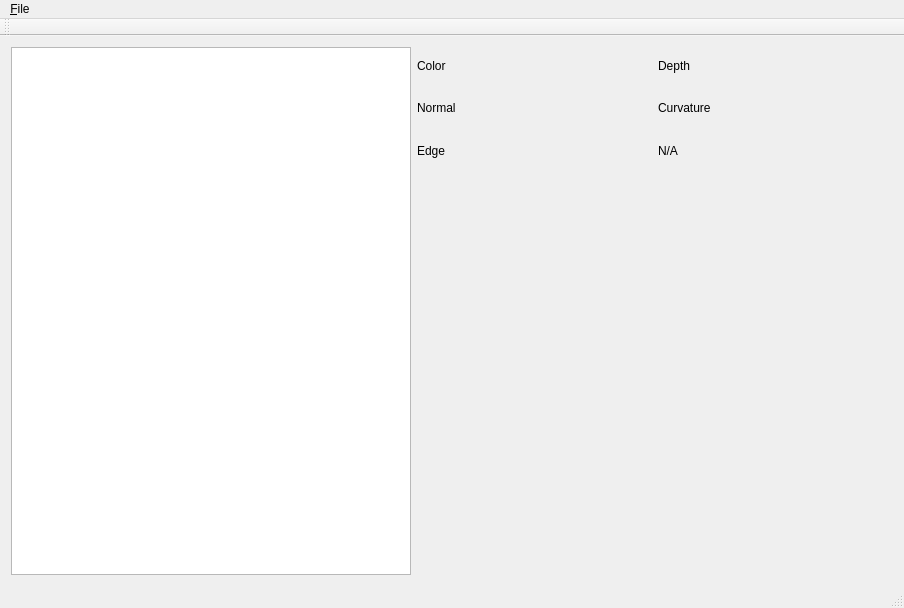
Above: dc_viewer/dc_viewer.ui from gulimujyujyu/xlzhuathku before the change. Below: the same form after it.
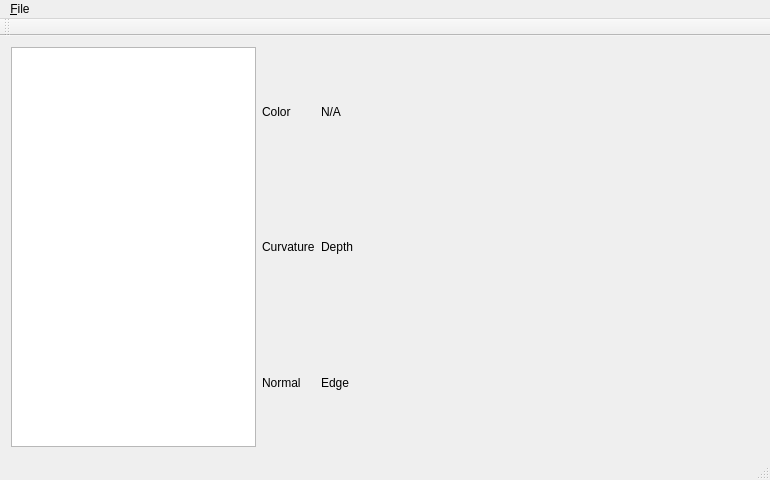
That is the form after the change. Custom widgets are drawn as their Qt base class.

Commit message: MOD: dc_viewer, add save to local place for XlPointCloudWidget

What changed in the file:
```diff
--- a/dc_viewer/dc_viewer.ui
+++ b/dc_viewer/dc_viewer.ui
@@ -6,8 +6,8 @@
    <rect>
     <x>0</x>
     <y>0</y>
-    <width>904</width>
-    <height>608</height>
+    <width>770</width>
+    <height>471</height>
    </rect>
   </property>
   <property name="windowTitle">
@@ -15,7 +15,7 @@
   </property>
   <widget class="QWidget" name="centralWidget">
    <layout class="QGridLayout" name="gridLayout">
-    <item row="0" column="0" rowspan="4">
+    <item row="0" column="0" rowspan="3">
      <widget class="QTreeView" name="fileTreeView">
       <property name="sizePolicy">
        <sizepolicy hsizetype="Fixed" vsizetype="Expanding">
@@ -25,7 +25,7 @@
       </property>
       <property name="minimumSize">
        <size>
-        <width>400</width>
+        <width>200</width>
         <height>0</height>
        </size>
       </property>
@@ -39,56 +39,56 @@
      </widget>
     </item>
     <item row="0" column="2">
-     <widget class="XlLabelDisplay" name="depthLabel">
+     <widget class="XlLabelDisplay" name="tempLabel">
       <property name="text">
-       <string>Depth</string>
+       <string>N/A</string>
+      </property>
+     </widget>
+    </item>
+    <item row="0" column="3" rowspan="3">
+     <widget class="XlPointCloudWidget" name="glWidget" native="true">
+      <property name="sizePolicy">
+       <sizepolicy hsizetype="Fixed" vsizetype="Fixed">
+        <horstretch>0</horstretch>
+        <verstretch>0</verstretch>
+       </sizepolicy>
+      </property>
+      <property name="minimumSize">
+       <size>
+        <width>400</width>
+        <height>400</height>
+       </size>
       </property>
      </widget>
     </item>
     <item row="1" column="1">
-     <widget class="XlLabelDisplay" name="normalLabel">
-      <property name="text">
-       <string>Normal</string>
-      </property>
-     </widget>
-    </item>
-    <item row="1" column="2">
      <widget class="XlLabelDisplay" name="curvatureLabel">
       <property name="text">
        <string>Curvature</string>
       </property>
      </widget>
     </item>
+    <item row="1" column="2">
+     <widget class="XlLabelDisplay" name="depthLabel">
+      <property name="text">
+       <string>Depth</string>
+      </property>
+     </widget>
+    </item>
     <item row="2" column="1">
+     <widget class="XlLabelDisplay" name="normalLabel">
+      <property name="text">
+       <string>Normal</string>
+      </property>
+     </widget>
+    </item>
+    <item row="2" column="2">
      <widget class="XlLabelDisplay" name="edgeLabel">
       <property name="text">
        <string>Edge</string>
       </property>
      </widget>
     </item>
-    <item row="2" column="2">
-     <widget class="XlLabelDisplay" name="tempLabel">
-      <property name="text">
-       <string>N/A</string>
-      </property>
-     </widget>
-    </item>
-    <item row="3" column="1" colspan="2">
-     <widget class="XlPointCloudWidget" name="glWidget" native="true">
-      <property name="sizePolicy">
-       <sizepolicy hsizetype="Fixed" vsizetype="Fixed">
-        <horstretch>0</horstretch>
-        <verstretch>0</verstretch>
-       </sizepolicy>
-      </property>
-      <property name="minimumSize">
-       <size>
-        <width>400</width>
-        <height>400</height>
-       </size>
-      </property>
-     </widget>
-    </item>
    </layout>
   </widget>
   <widget class="QMenuBar" name="menuBar">
@@ -96,7 +96,7 @@
     <rect>
      <x>0</x>
      <y>0</y>
-     <width>904</width>
+     <width>770</width>
      <height>21</height>
     </rect>
    </property>
```
The commit also changes 4 other files.
